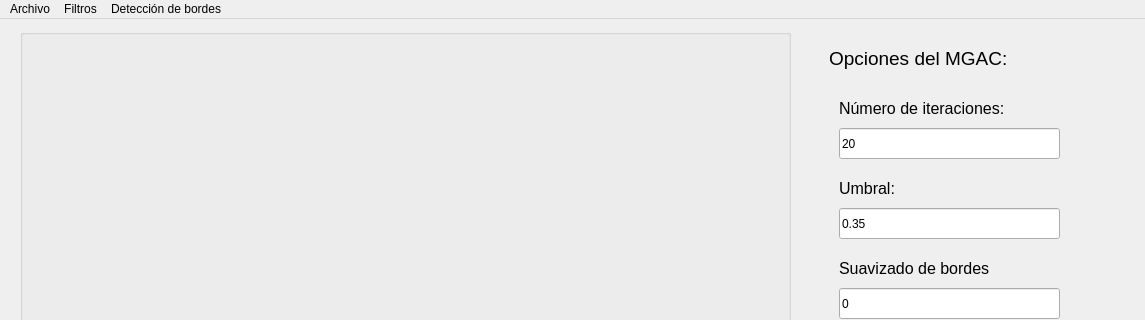
This is main_window.ui in arodriguez1415/PF-SECRET as Qt 5 draws it before an edit; both pictures show x 0 to 1145 and y 0 to 320 of the 1145 by 790 pixel window. The edited form follows.
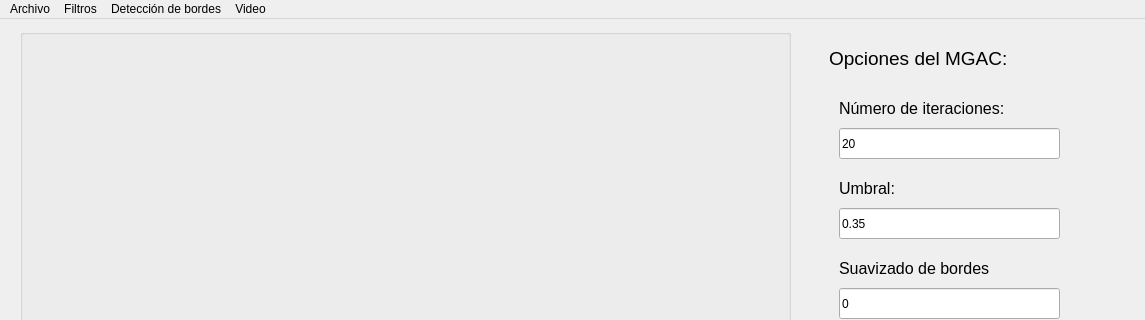
This is the edited form. The open tabs and pages were chosen to show the change.

Commit message: simple video generation added

The edit to the form file:
```diff
--- a/main_window.ui
+++ b/main_window.ui
@@ -524,9 +524,17 @@
     </property>
     <addaction name="mgac_menu_option"/>
    </widget>
+   <widget class="QMenu" name="menuVideo">
+    <property name="title">
+     <string>Video</string>
+    </property>
+    <addaction name="generate_video_with_processing_menu_option"/>
+    <addaction name="generate_video_without_processing_menu_option"/>
+   </widget>
    <addaction name="archive_menu"/>
    <addaction name="filter_menu"/>
    <addaction name="border_detection_menu"/>
+   <addaction name="menuVideo"/>
   </widget>
   <action name="load_image_menu_option">
    <property name="text">
```
Left out of the diff: 12 changed lines with no effect on the pictures. The commit also changes 8 other files.
